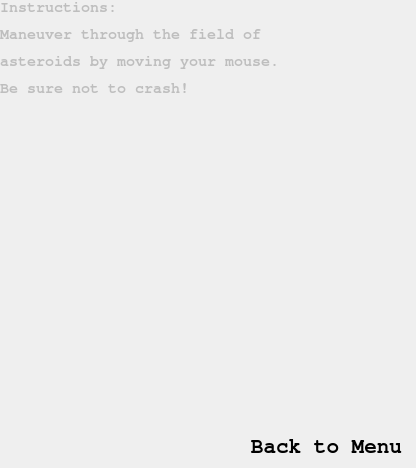
First picture: the form in Asteroids+Aliens/instructionwindow.ui, repository captaintino/project-destiny, before the edit.
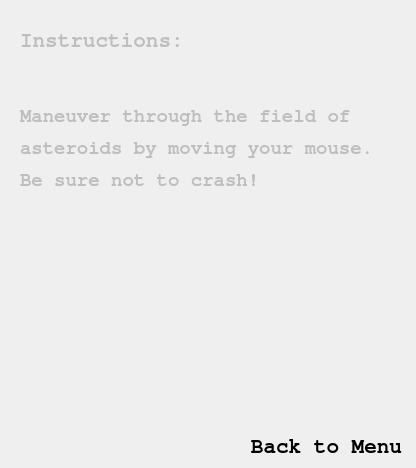
Second picture: the form after the edit. Icons and pictures are not drawn.

Commit message: Modified images for Instruction and Highscore windows... added transparency image.

```diff
--- a/Asteroids+Aliens/instructionwindow.ui
+++ b/Asteroids+Aliens/instructionwindow.ui
@@ -33,7 +33,7 @@
      <x>0</x>
      <y>0</y>
      <width>421</width>
-     <height>471</height>
+     <height>481</height>
     </rect>
    </property>
    <property name="styleSheet">
@@ -45,9 +45,9 @@
     </property>
     <property name="geometry">
      <rect>
-      <x>0</x>
-      <y>0</y>
-      <width>311</width>
+      <x>20</x>
+      <y>30</y>
+      <width>361</width>
       <height>341</height>
      </rect>
     </property>
@@ -59,8 +59,14 @@
       <bold>true</bold>
      </font>
     </property>
+    <property name="autoFillBackground">
+     <bool>false</bool>
+    </property>
+    <property name="styleSheet">
+     <string notr="true">background-image:url(:/images/transparent.png);</string>
+    </property>
     <property name="text">
-     <string>&lt;html&gt;&lt;head/&gt;&lt;body&gt;&lt;p&gt;Instructions:&lt;/p&gt;&lt;p&gt;Maneuver through the field of&lt;/p&gt;&lt;p&gt;asteroids by moving your mouse.&lt;/p&gt;&lt;p&gt;Be sure not to crash!&lt;/p&gt;&lt;/body&gt;&lt;/html&gt;</string>
+     <string>&lt;html&gt;&lt;head/&gt;&lt;body&gt;&lt;p&gt;&lt;span style=&quot; font-size:16pt;&quot;&gt;Instructions:&lt;/span&gt;&lt;/p&gt;&lt;p&gt;&lt;br/&gt;&lt;/p&gt;&lt;p&gt;&lt;span style=&quot; font-size:14pt;&quot;&gt;Maneuver through the field of&lt;/span&gt;&lt;/p&gt;&lt;p&gt;&lt;span style=&quot; font-size:14pt;&quot;&gt;asteroids by moving your mouse.&lt;/span&gt;&lt;/p&gt;&lt;p&gt;&lt;span style=&quot; font-size:14pt;&quot;&gt;Be sure not to crash!&lt;/span&gt;&lt;/p&gt;&lt;/body&gt;&lt;/html&gt;</string>
     </property>
     <property name="alignment">
      <set>Qt::AlignLeading|Qt::AlignLeft|Qt::AlignTop</set>
```
Left out of the diff: 6 changed lines with no effect on the pictures. The commit also changes 2 other files.
